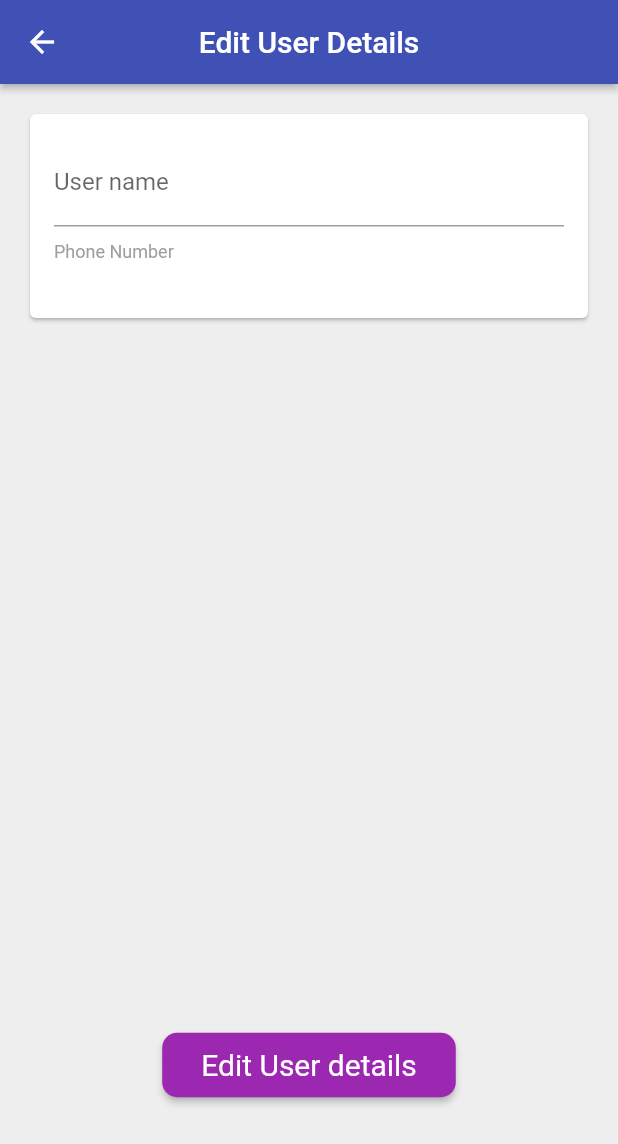
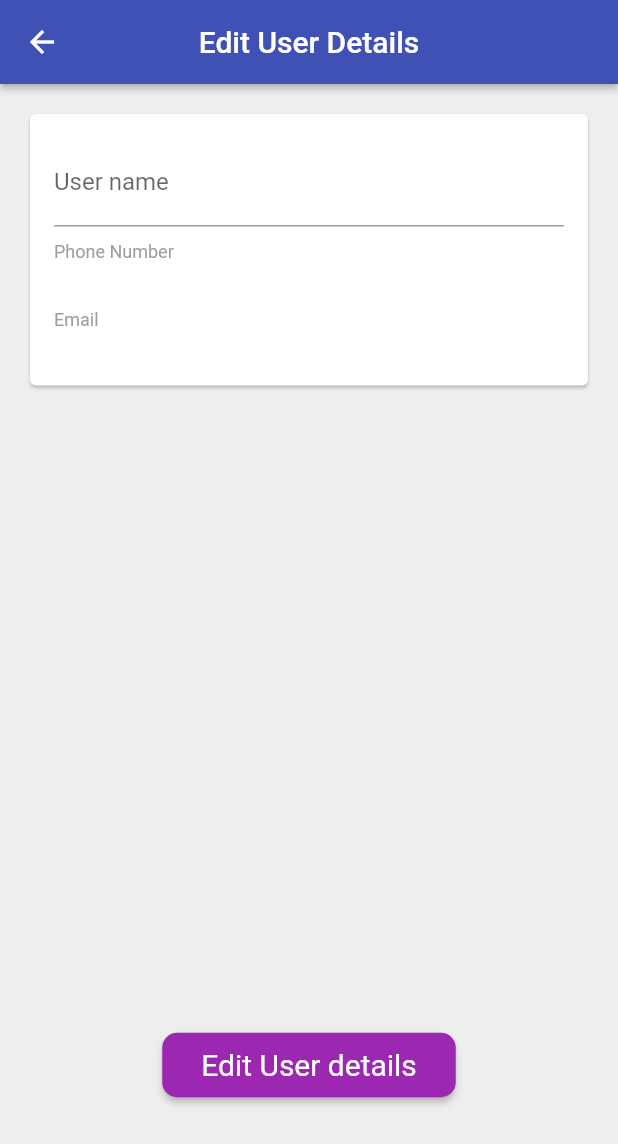
Before and after one commit to RahulKandoriya/roll_my_dice_flutter_app, a Flutter app: the AccountPage screen opened by its route, after a tap on "Edit user details", on a phone screen of 412 x 824 dp. Shown: the top 1144 px of the screen. Run offline on Flutter 3.47's test engine with Material 2 defaults, Android fonts, the phone set to English and light mode, and no system bars; our stand-ins replace audioplayers, cloud_firestore, equatable, firebase_auth, firebase_core, flutter_riverpod and 2 more; missing offline and left inert: pedantic; accounts and stored records are empty.

Commit message:
*Now user can login with google.

```diff
--- a/lib/app/home/pages/account_page.dart
+++ b/lib/app/home/pages/account_page.dart
@@ -127,11 +127,11 @@ class AccountPage extends ConsumerWidget {
                             mainAxisAlignment: MainAxisAlignment.start,
                             crossAxisAlignment: CrossAxisAlignment.start,
                             children: [
-                              Text("Phone:",
+                              Text(appUser.phoneNumber != null ? "Phone" : "Email",
                                 style: TextStyle( fontSize: 20, color: Colors.black, fontWeight: FontWeight.bold),
                               ),
                               SizedBox( width: 20,),
-                              Text(appUser.phoneNumber,
+                              Text(appUser.phoneNumber != null ? appUser.phoneNumber : appUser.email,
                                 style: TextStyle( fontWeight: FontWeight.normal, fontSize: 18),
                               ),
 
@@ -141,7 +141,7 @@ class AccountPage extends ConsumerWidget {
                             mainAxisAlignment: MainAxisAlignment.start,
                             crossAxisAlignment: CrossAxisAlignment.start,
                             children: [
-                              Text("Version:",
+                              Text("App Version:",
                                 style: TextStyle( fontSize: 18, color: Colors.black, fontWeight: FontWeight.bold),
                               ),
                               SizedBox( width: 20,),
--- a/lib/app/home/pages/userDetails/user_details_page.dart
+++ b/lib/app/home/pages/userDetails/user_details_page.dart
@@ -30,6 +30,7 @@ class _UserDetailsPageState extends State<UserDetailsPage> {
   int _score;
   int _numberOfAttempts;
   String _phoneNumber;
+  String _email;
   final FirebaseAuth auth = FirebaseAuth.instance;
 
   @override
@@ -38,6 +39,7 @@ class _UserDetailsPageState extends State<UserDetailsPage> {
     if (widget.appUser != null) {
       _name = widget.appUser.name;
       _phoneNumber = widget.appUser.phoneNumber;
+      _email = widget.appUser.email;
       _score = widget.appUser.score;
       _numberOfAttempts = widget.appUser.numberOfAttempts;
     }
@@ -58,7 +60,8 @@ class _UserDetailsPageState extends State<UserDetailsPage> {
         final database = context.read(databaseProvider);
         final id = auth.currentUser.uid;
         final phoneNumber  = auth.currentUser.phoneNumber;
-        final appUser = AppUser( id: id, name: _name, phoneNumber: phoneNumber, score: _score, numberOfAttempts: _numberOfAttempts);
+        final email  = auth.currentUser.email;
+        final appUser = AppUser( id: id, name: _name, phoneNumber: phoneNumber, email: email, score: _score, numberOfAttempts: _numberOfAttempts);
         await database.setUserDetails(appUser);
         Navigator.of(context).pop();
       } catch (e) {
@@ -151,6 +154,13 @@ class _UserDetailsPageState extends State<UserDetailsPage> {
       Text(_phoneNumber,
         style: TextStyle( color: Colors.grey, fontSize: 18),
       ),
+      SizedBox( height: 10,),
+      Text("Email",
+        style: TextStyle( color: Colors.grey, fontSize: 12),
+      ),
+      Text(_email,
+        style: TextStyle( color: Colors.grey, fontSize: 18),
+      ),
     ];
   }
 }
--- a/lib/models/appUser.dart
+++ b/lib/models/appUser.dart
@@ -5,15 +5,16 @@ import 'package:meta/meta.dart';
 // ignore: must_be_immutable
 class AppUser extends Equatable {
   AppUser(
-      {@required this.id, @required this.name, @required this.phoneNumber, @required this.numberOfAttempts, @required this.score,});
+      {@required this.id, @required this.name, @required this.phoneNumber, @required this.email, @required this.numberOfAttempts, @required this.score,});
   final String id;
   final String name;
   final String phoneNumber;
+  final String email;
   int numberOfAttempts;
   int score;
 
   @override
-  List<Object> get props => [id, name, phoneNumber, numberOfAttempts,score,];
+  List<Object> get props => [id, name, phoneNumber, email, numberOfAttempts,score,];
 
   @override
   bool get stringify => true;
@@ -25,15 +26,17 @@ class AppUser extends Equatable {
 
     final name = data['name'] as String;
     final phoneNumber = data['phoneNumber'] as String;
+    final email = data['email'] as String;
     final numberOfAttempts = data['numberOfAttempts'] as int;
     final score = data['score'] as int;
-    return AppUser(id: id, name: name, phoneNumber: phoneNumber, numberOfAttempts: numberOfAttempts, score: score,);
+    return AppUser(id: id, name: name, phoneNumber: phoneNumber, email: email, numberOfAttempts: numberOfAttempts, score: score,);
   }
 
   Map<String, dynamic> toMap() {
     return {
       'name' : name,
       'phoneNumber': phoneNumber,
+      'email' : email,
       'numberOfAttempts': numberOfAttempts,
       'score' : score,
     };
--- a/pubspec.yaml
+++ b/pubspec.yaml
@@ -35,6 +35,7 @@ dependencies:
   share: any
   flutter_launcher_icons: any
   audioplayers: any
+  google_sign_in: ^4.5.1
 
 
   # The following adds the Cupertino Icons font to your application.
```
Also changed, not shown: lib/app/auth_widget.dart (+7 -1 lines), lib/app/sign_in/google_login_button.dart (added, +31 -0 lines), lib/app/sign_in/sign_in_page.dart (+26 -0 lines), lib/app/sign_in/sign_in_view_model.dart (+10 -0 lines), assets/images/google_logo.png (added), pubspec.lock.
